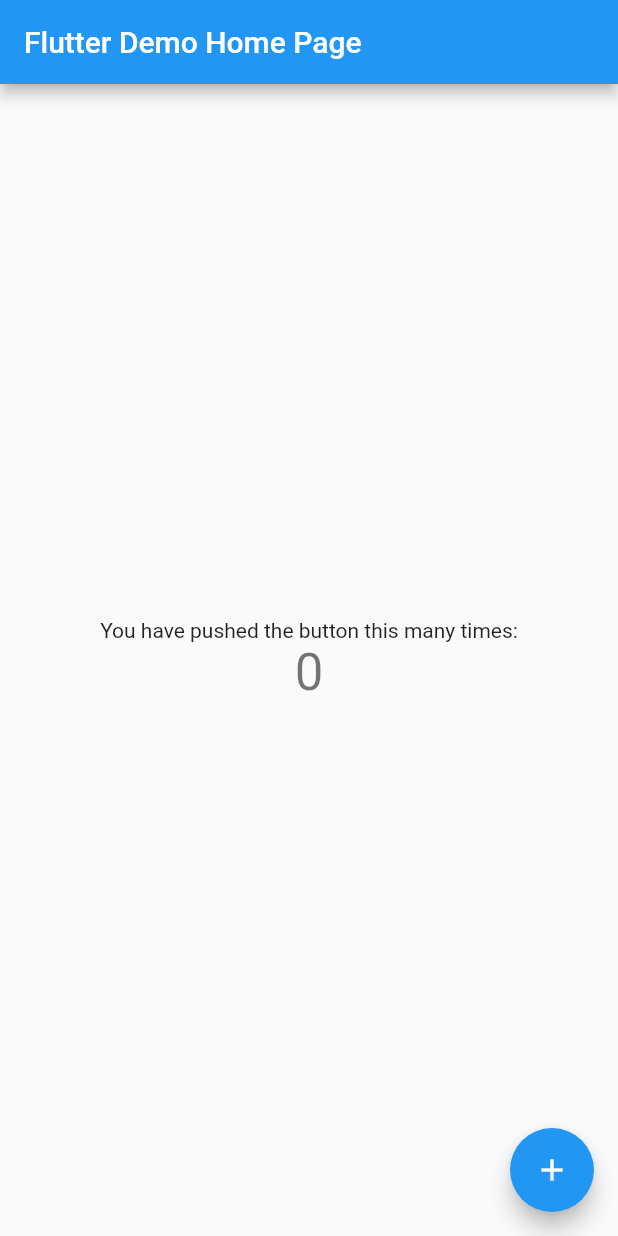
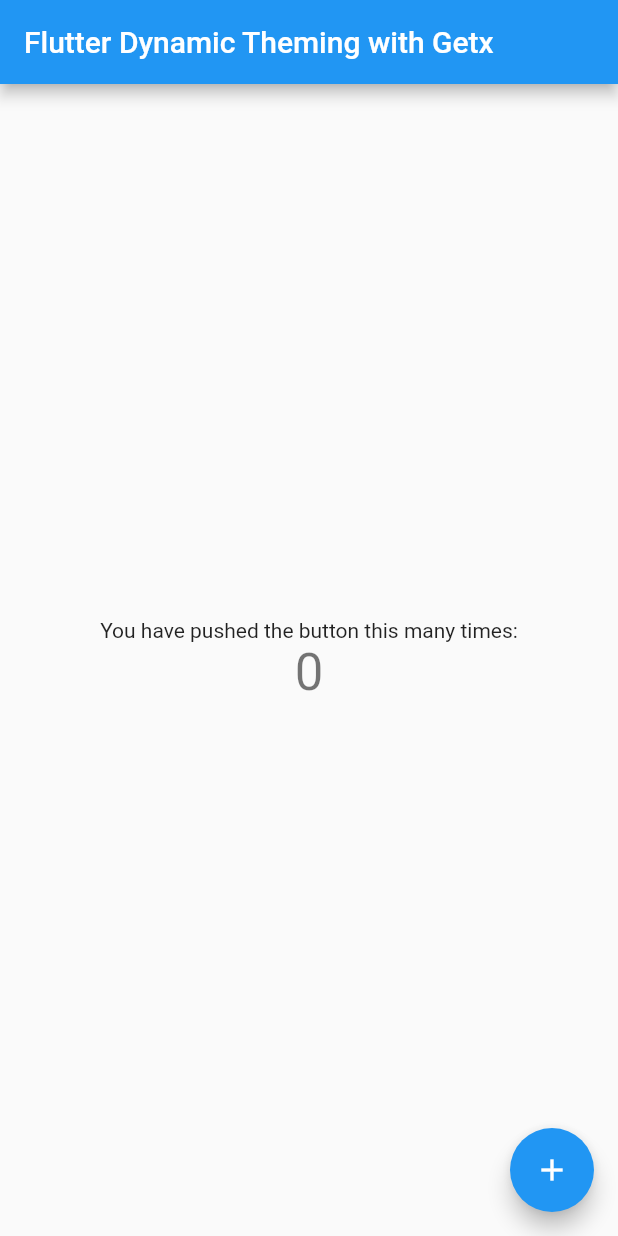
Before and after one commit to Williano/Flutter-Practice, a Flutter app: the screen it shows after launch, on a phone screen of 412 x 824 dp. Run offline on Flutter 3.47's test engine with Material 2 defaults, Android fonts, the phone set to English and light mode, and no system bars; our stand-ins replace bloc, equatable, flutter_bloc, get, google_fonts; missing offline and left inert: lipsum.

Commit message:
Add getx

```diff
--- a/dynamic_theming/lib/main.dart
+++ b/dynamic_theming/lib/main.dart
@@ -1,4 +1,6 @@
+import 'package:dynamic_theming/theme.dart';
 import 'package:flutter/material.dart';
+import 'package:get/get.dart';
 
 void main() {
   runApp(MyApp());
@@ -8,12 +10,11 @@ class MyApp extends StatelessWidget {
   // This widget is the root of your application.
   @override
   Widget build(BuildContext context) {
-    return MaterialApp(
+    return GetMaterialApp(
       title: 'Flutter Demo',
-      theme: ThemeData(
-        primarySwatch: Colors.blue,
-      ),
-      home: MyHomePage(title: 'Flutter Demo Home Page'),
+      theme: Themes.light,
+      darkTheme: Themes.dark,
+      home: MyHomePage(title: 'Flutter Dynamic Theming with Getx'),
     );
   }
 }
```
